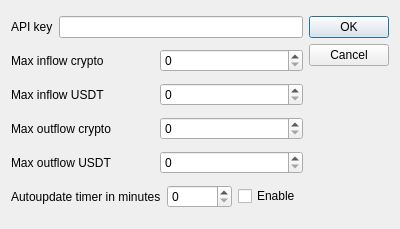
First picture: the form in settings.ui, repository QTinman/whalealert, before the edit.
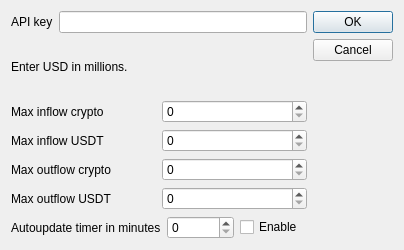
Second picture: the form after the edit. Icons and pictures are not drawn.

What changed in the file:
```diff
--- a/settings.ui
+++ b/settings.ui
@@ -6,8 +6,8 @@
    <rect>
     <x>0</x>
     <y>0</y>
-    <width>400</width>
-    <height>229</height>
+    <width>404</width>
+    <height>250</height>
    </rect>
   </property>
   <property name="windowTitle">
@@ -18,6 +18,27 @@
     <normaloff>:/new/icon/w_black.png</normaloff>:/new/icon/w_black.png</iconset>
   </property>
   <layout class="QGridLayout" name="gridLayout">
+   <item row="6" column="0">
+    <layout class="QHBoxLayout" name="horizontalLayout_6">
+     <item>
+      <widget class="QLabel" name="label_6">
+       <property name="text">
+        <string>Autoupdate timer in minutes</string>
+       </property>
+      </widget>
+     </item>
+     <item>
+      <widget class="QSpinBox" name="timer_minutes"/>
+     </item>
+     <item>
+      <widget class="QCheckBox" name="timer_enable">
+       <property name="text">
+        <string>Enable</string>
+       </property>
+      </widget>
+     </item>
+    </layout>
+   </item>
    <item row="0" column="0">
     <layout class="QHBoxLayout" name="horizontalLayout">
      <item>
@@ -32,17 +53,7 @@
      </item>
     </layout>
    </item>
-   <item row="0" column="1" rowspan="2">
-    <widget class="QDialogButtonBox" name="buttonBox">
-     <property name="orientation">
-      <enum>Qt::Vertical</enum>
-     </property>
-     <property name="standardButtons">
-      <set>QDialogButtonBox::Cancel|QDialogButtonBox::Ok</set>
-     </property>
-    </widget>
-   </item>
-   <item row="1" column="0">
+   <item row="2" column="0">
     <layout class="QHBoxLayout" name="horizontalLayout_2">
      <item>
       <widget class="QLabel" name="label_2">
@@ -54,13 +65,31 @@
      <item>
       <widget class="QSpinBox" name="inflow_crypt">
        <property name="maximum">
-        <number>1900000000</number>
+        <number>90000</number>
        </property>
       </widget>
      </item>
     </layout>
    </item>
-   <item row="2" column="0">
+   <item row="5" column="0">
+    <layout class="QHBoxLayout" name="horizontalLayout_5">
+     <item>
+      <widget class="QLabel" name="label_5">
+       <property name="text">
+        <string>Max outflow USDT</string>
+       </property>
+      </widget>
+     </item>
+     <item>
+      <widget class="QSpinBox" name="outflow_usdt">
+       <property name="maximum">
+        <number>90000</number>
+       </property>
+      </widget>
+     </item>
+    </layout>
+   </item>
+   <item row="3" column="0">
     <layout class="QHBoxLayout" name="horizontalLayout_4">
      <item>
       <widget class="QLabel" name="label_4">
@@ -72,13 +101,23 @@
      <item>
       <widget class="QSpinBox" name="inflow_usdt">
        <property name="maximum">
-        <number>1900000000</number>
+        <number>90000</number>
        </property>
       </widget>
      </item>
     </layout>
    </item>
-   <item row="3" column="0">
+   <item row="0" column="1" rowspan="3">
+    <widget class="QDialogButtonBox" name="buttonBox">
+     <property name="orientation">
+      <enum>Qt::Vertical</enum>
+     </property>
+     <property name="standardButtons">
+      <set>QDialogButtonBox::Cancel|QDialogButtonBox::Ok</set>
+     </property>
+    </widget>
+   </item>
+   <item row="4" column="0">
     <layout class="QHBoxLayout" name="horizontalLayout_3">
      <item>
       <widget class="QLabel" name="label_3">
@@ -90,50 +129,18 @@
      <item>
       <widget class="QSpinBox" name="outflow_crypt">
        <property name="maximum">
-        <number>1900000000</number>
+        <number>90000</number>
        </property>
       </widget>
      </item>
     </layout>
    </item>
-   <item row="4" column="0">
-    <layout class="QHBoxLayout" name="horizontalLayout_5">
-     <item>
-      <widget class="QLabel" name="label_5">
-       <property name="text">
-        <string>Max outflow USDT</string>
-       </property>
-      </widget>
-     </item>
-     <item>
-      <widget class="QSpinBox" name="outflow_usdt">
-       <property name="maximum">
-        <number>1900000000</number>
-       </property>
-      </widget>
-     </item>
-    </layout>
-   </item>
-   <item row="5" column="0">
-    <layout class="QHBoxLayout" name="horizontalLayout_6">
-     <item>
-      <widget class="QLabel" name="label_6">
-       <property name="text">
-        <string>Autoupdate timer in minutes</string>
-       </property>
-      </widget>
-     </item>
-     <item>
-      <widget class="QSpinBox" name="timer_minutes"/>
-     </item>
-     <item>
-      <widget class="QCheckBox" name="timer_enable">
-       <property name="text">
-        <string>Enable</string>
-       </property>
-      </widget>
-     </item>
-    </layout>
+   <item row="1" column="0">
+    <widget class="QLabel" name="label_7">
+     <property name="text">
+      <string>Enter USD in millions.</string>
+     </property>
+    </widget>
    </item>
   </layout>
  </widget>
```
Left out of the diff: 9 changed lines with no effect on the pictures.
